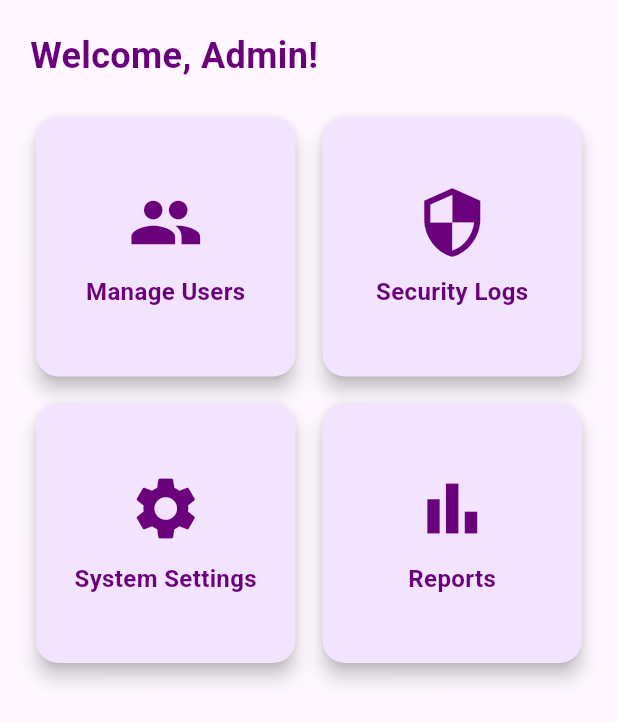
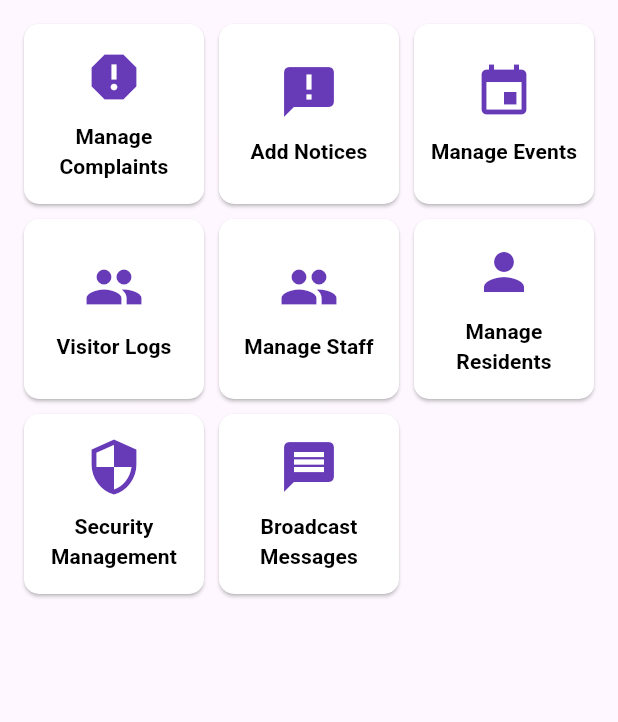
Before and after one commit to Yash29739/SafeHood, a Flutter app: the AdminDashboard screen opened directly, on a phone screen of 412 x 824 dp. Shown: the top 722 px of the screen. Run offline on Flutter 3.47's test engine with Material 3 defaults, Android fonts, the phone set to English and light mode, and no system bars; our stand-ins replace animated_splash_screen, cloud_firestore, firebase_core, page_transition, shared_preferences; missing offline and left inert: bcrypt; accounts and stored records are empty.

Commit message:
Updates: add anew admin page

```diff
--- a/lib/login_signup/login_screen.dart
+++ b/lib/login_signup/login_screen.dart
@@ -1,11 +1,7 @@
 import 'dart:developer' as developer;
-import 'package:cloud_firestore/cloud_firestore.dart';
 import 'package:flutter/material.dart';
 import 'package:safehome/login_signup/forgotPassword.dart';
 import 'package:safehome/mainScreens/LandingScreen.dart';
-import 'package:safehome/mainScreens/admin_dashboard.dart';
-import 'package:safehome/mainScreens/security_dashboard.dart';
-import 'package:shared_preferences/shared_preferences.dart';
 import 'signup_screen.dart';
 import '../services/firestore_service.dart';
 
--- a/lib/mainScreens/LandingScreen.dart
+++ b/lib/mainScreens/LandingScreen.dart
@@ -3,7 +3,7 @@ import 'package:flutter/material.dart';
 import 'package:safehome/mainScreens/NearbyShops.dart';
 import 'package:safehome/mainScreens/Profile.dart';
 import 'package:safehome/mainScreens/SafeHoodDashboard.dart';
-import 'package:safehome/mainScreens/admin_dashboard.dart';
+import 'package:safehome/mainScreens/admins/dashbroadadmin.dart';
 import 'package:safehome/mainScreens/chat.dart';
 import 'package:safehome/mainScreens/security_dashboard.dart';
 import 'package:shared_preferences/shared_preferences.dart';
@@ -29,7 +29,6 @@ class _LandingScreenState extends State<LandingScreen> {
   void checkUser() async {
     SharedPreferences prefs = await SharedPreferences.getInstance();
     String? userId = prefs.getString("userId");
-    if (userId != null) {
     DocumentSnapshot userDoc =
         await FirebaseFirestore.instance
             .collection('users')
@@ -42,7 +41,6 @@ class _LandingScreenState extends State<LandingScreen> {
       });
     } else {
       configurePages();
-      }
     }
     }
 
--- a/lib/mainScreens/Profile.dart
+++ b/lib/mainScreens/Profile.dart
@@ -69,7 +69,6 @@ class _ProfileScreenState extends State<ProfileScreen> {
     SharedPreferences prefs = await SharedPreferences.getInstance();
     String? userId = prefs.getString('userId');
 
-    if (userId != null) {
     DocumentSnapshot snapshot =
         await _firestore.collection("users").doc(userId).get();
 
@@ -93,7 +92,6 @@ class _ProfileScreenState extends State<ProfileScreen> {
             };
           }),
         );
-        }
       }
     }
       setState(() {
@@ -135,14 +133,12 @@ class _ProfileScreenState extends State<ProfileScreen> {
 
     String? userId = prefs.getString('userId');
 
-    if (userId != null) {
     Navigator.push(
       context,
       MaterialPageRoute(
         builder: (context) => EditUserScreen(userEmail: userId!),
       ),
     ).then((_) => setState(() {}));
-    }
     }
 
   void _manageEmergencyContacts() {
--- a/lib/mainScreens/admin_dashboard.dart
+++ /dev/null
@@ -1,91 +0,0 @@
-import 'package:flutter/material.dart';
-
-class AdminDashboard extends StatelessWidget {
-  @override
-  Widget build(BuildContext context) {
-    return Scaffold(
-      body: Padding(
-        padding: const EdgeInsets.all(20.0),
-        child: Column(
-          crossAxisAlignment: CrossAxisAlignment.start,
-          children: [
-            Text(
-              "Welcome, Admin!",
-              style: TextStyle(
-                fontSize: 24,
-                fontWeight: FontWeight.bold,
-                color: Color(0xFF6A007C),
-              ),
-            ),
-            SizedBox(height: 20),
-            Expanded(
-              child: GridView.count(
-                crossAxisCount: 2,
-                crossAxisSpacing: 10,
-                mainAxisSpacing: 10,
-                children: [
-                  DashboardCard(
-                    title: "Manage Users",
-                    icon: Icons.people,
-                    onTap: () {},
-                  ),
-                  DashboardCard(
-                    title: "Security Logs",
-                    icon: Icons.security,
-                    onTap: () {},
-                  ),
-                  DashboardCard(
-                    title: "System Settings",
-                    icon: Icons.settings,
-                    onTap: () {},
-                  ),
-                  DashboardCard(
-                    title: "Reports",
-                    icon: Icons.bar_chart,
-                    onTap: () {},
-                  ),
-                ],
-              ),
-            ),
-          ],
-        ),
-      ),
-    );
-  }
-}
-
-class DashboardCard extends StatelessWidget {
-  final String title;
-  final IconData icon;
-  final VoidCallback onTap;
-
-  DashboardCard({required this.title, required this.icon, required this.onTap});
-
-  @override
-  Widget build(BuildContext context) {
-    return GestureDetector(
-      onTap: onTap,
-      child: Card(
-        color: Color(0xFFF2E3FF),
-        shape: RoundedRectangleBorder(borderRadius: BorderRadius.circular(15)),
-        elevation: 5,
-        child: Column(
-          mainAxisAlignment: MainAxisAlignment.center,
-          children: [
-            Icon(icon, size: 50, color: Color(0xFF6A007C)),
-            SizedBox(height: 10),
-            Text(
-              title,
-              style: TextStyle(
-                fontSize: 16,
-                fontWeight: FontWeight.bold,
-                color: Color(0xFF6A007C),
-              ),
-              textAlign: TextAlign.center,
-            ),
-          ],
-        ),
-      ),
-    );
-  }
-}
--- /dev/null
+++ b/lib/mainScreens/admins/dashbroadadmin.dart
@@ -0,0 +1,143 @@
+import 'package:flutter/material.dart';
+
+void main() {
+  runApp(const MaterialApp(
+    home: AdminDashboard(),
+    debugShowCheckedModeBanner: false,
+  ));
+}
+
+class AdminDashboard extends StatelessWidget {
+  const AdminDashboard({super.key});
+
+  @override
+  Widget build(BuildContext context) {
+    return Scaffold(
+
+      body: Padding(
+        padding: const EdgeInsets.all(16.0),
+        child: GridView.count(
+          crossAxisCount: 3,
+          crossAxisSpacing: 10,
+          mainAxisSpacing: 10,
+          children: [
+            _buildGridItem(context, "Manage Complaints", Icons.report, const ManageComplaintsScreen()),
+            _buildGridItem(context, "Add Notices", Icons.announcement, const AddNoticeScreen()),
+            _buildGridItem(context, "Manage Events", Icons.event, const ManageEventsScreen()),
+            _buildGridItem(context, "Visitor Logs", Icons.group, const ManageVisitorsScreen()),
+            _buildGridItem(context, "Manage Staff", Icons.people, const ManageStaffScreen()),
+            _buildGridItem(context, "Manage Residents", Icons.person, const ManageResidentsScreen()),
+            _buildGridItem(context, "Security Management", Icons.security, const SecurityManagementScreen()),
+            _buildGridItem(context, "Broadcast Messages", Icons.message, const BroadcastMessagesScreen()),
+          ],
+        ),
+      ),
+    );
+  }
+
+  Widget _buildGridItem(BuildContext context, String title, IconData icon, Widget screen) {
+    return ElevatedButton(
+      onPressed: () {
+        Navigator.push(context, MaterialPageRoute(builder: (context) => screen));
+      },
+      style: ElevatedButton.styleFrom(
+        padding: const EdgeInsets.all(10),
+        backgroundColor: Colors.white,
+        shape: RoundedRectangleBorder(borderRadius: BorderRadius.circular(10)),
+      ),
+      child: Column(
+        mainAxisAlignment: MainAxisAlignment.center,
+        children: [
+          Icon(icon, size: 40, color: Colors.deepPurple),
+          const SizedBox(height: 10),
+          Text(
+            title,
+            textAlign: TextAlign.center,
+            style: const TextStyle(fontSize: 14, fontWeight: FontWeight.bold, color: Colors.black),
+          ),
+        ],
+      ),
+    );
+  }
+}
+
+// Screen Classes
+class ManageComplaintsScreen extends StatelessWidget {
+  const ManageComplaintsScreen({super.key});
+  @override
+  Widget build(BuildContext context) {
+    return _buildScreen(context, "Manage Complaints");
+  }
+}
+
+class AddNoticeScreen extends StatelessWidget {
+  const AddNoticeScreen({super.key});
+  @override
+  Widget build(BuildContext context) {
+    return _buildScreen(context, "Add Notices");
+  }
+}
+
+class ManageEventsScreen extends StatelessWidget {
+  const ManageEventsScreen({super.key});
+  @override
+  Widget build(BuildContext context) {
+    return _buildScreen(context, "Manage Events");
+  }
+}
+
+class ManageVisitorsScreen extends StatelessWidget {
+  const ManageVisitorsScreen({super.key});
+  @override
+  Widget build(BuildContext context) {
+    return _buildScreen(context, "Visitor Logs");
+  }
+}
+
+class ManageStaffScreen extends StatelessWidget {
+  const ManageStaffScreen({super.key});
+  @override
+  Widget build(BuildContext context) {
+    return _buildScreen(context, "Manage Staff");
+  }
+}
+
+class ManageResidentsScreen extends StatelessWidget {
+  const ManageResidentsScreen({super.key});
+  @override
+  Widget build(BuildContext context) {
+    return _buildScreen(context, "Manage Residents");
+  }
+}
+
+class SecurityManagementScreen extends StatelessWidget {
+  const SecurityManagementScreen({super.key});
+  @override
+  Widget build(BuildContext context) {
+    return _buildScreen(context, "Security Management");
+  }
+}
+
+class BroadcastMessagesScreen extends StatelessWidget {
+  const BroadcastMessagesScreen({super.key});
+  @override
+  Widget build(BuildContext context) {
+    return _buildScreen(context, "Broadcast Messages");
+  }
+}
+
+// Utility Function for Screens
+Widget _buildScreen(BuildContext context, String title) {
+  return Scaffold(
+    appBar: AppBar(
+      title: Text(title),
+      backgroundColor: Colors.deepPurple,
+    ),
+    body: Center(
+      child: Text(
+        "$title Screen",
+        style: const TextStyle(fontSize: 20, fontWeight: FontWeight.bold),
+      ),
+    ),
+  );
+}
--- /dev/null
+++ b/lib/subScreens/SecurityGrids/admin_dashboard.dart
@@ -0,0 +1 @@
+// TODO Implement this library.
--- /dev/null
+++ b/lib/subScreens/admin/add_announcement_screen.dart
@@ -0,0 +1 @@
+// TODO Implement this library.
--- /dev/null
+++ b/lib/subScreens/admin/add_event_screen.dart
@@ -0,0 +1 @@
+// TODO Implement this library.
--- /dev/null
+++ b/lib/subScreens/admin/manage_users_screen.dart
@@ -0,0 +1 @@
+// TODO Implement this library.
--- /dev/null
+++ b/lib/subScreens/admin/review_complaints_screen.dart
@@ -0,0 +1 @@
+// TODO Implement this library.
--- /dev/null
+++ b/lib/subScreens/admin/update_rules_screen.dart
@@ -0,0 +1 @@
+// TODO Implement this library.
```
Also changed, not shown: lib/main.dart (+3 -8 lines), lib/subScreens/community/todo_list_screen.dart (+3 -5 lines), lib/subScreens/community/upcoming_events_screen.dart (line endings or trailing spaces). Lines whose indentation alone changed are shown as unchanged.
